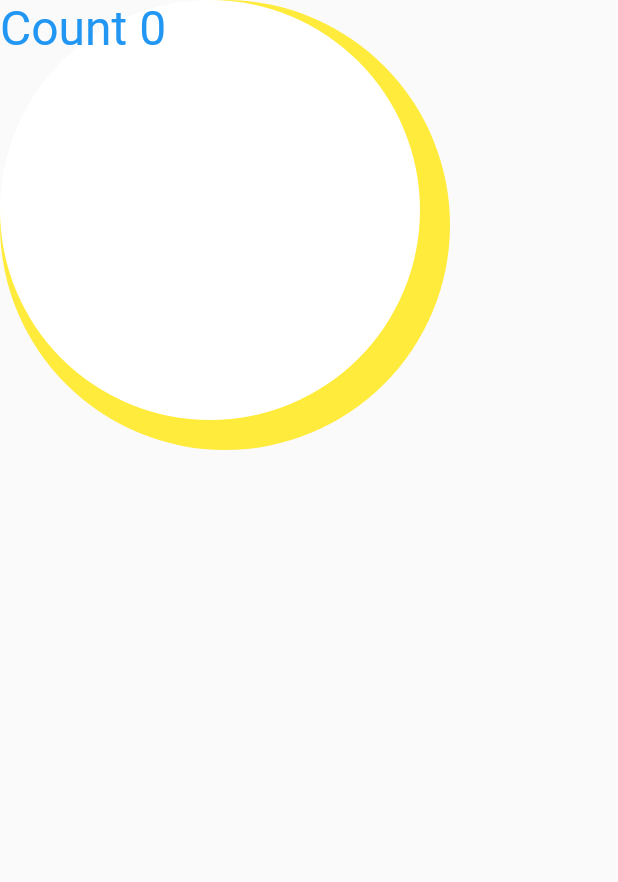
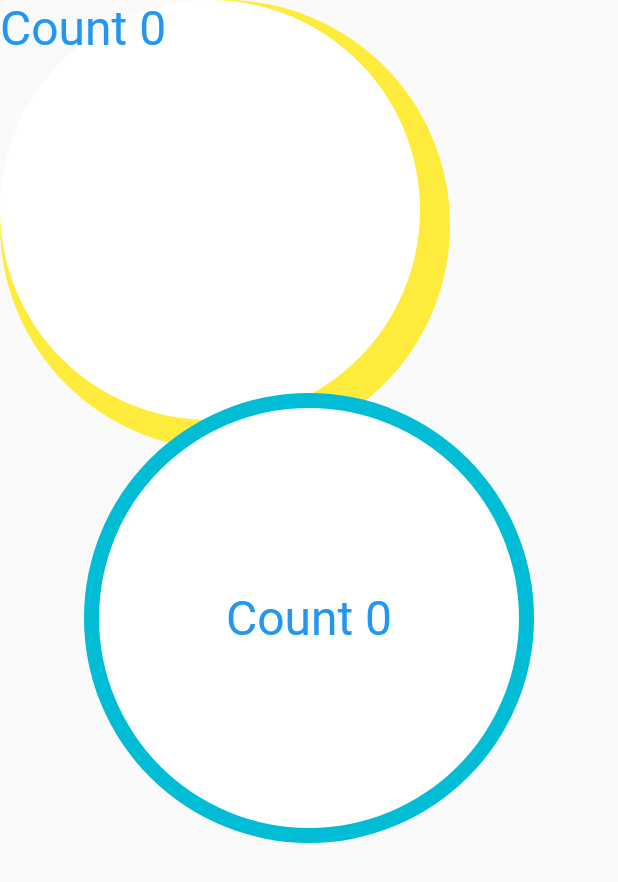
Before and after one commit to GraceMJE/practice_flutter_layout_widgets, a Flutter app: the screen it shows after launch, on a phone screen of 412 x 824 dp. Shown: the top 882 px of the screen. Run offline on Flutter 3.47's test engine with Material 2 defaults, Android fonts, the phone set to English and light mode, and no system bars.

Commit message:
align widget으로 감싸기_근데 align끼리 쓰는게 복잡한 구현에서는 좋지 않음.

```diff
--- a/lib/main.dart
+++ b/lib/main.dart
@@ -39,7 +39,39 @@ class Body extends StatelessWidget {
             color: Colors.blue,
             fontSize: 32,
           ),
-        )
+        ),
+        Align(
+          alignment: Alignment.center,
+          child: Container(
+            width: 300,
+            height: 300,
+            decoration: BoxDecoration(
+              color: Colors.cyan,
+              borderRadius: BorderRadius.circular(150),
+            ),
+          ),
+        ),
+        Align(
+          alignment: Alignment.center,
+          child: Container(
+            width: 280,
+            height: 280,
+            decoration: BoxDecoration(
+              color: Colors.white,
+              borderRadius: BorderRadius.circular(140),
+            ),
+          ),
+        ),
+        Align(
+          alignment: Alignment.center,
+          child: Text(
+            'Count 0',
+            style: TextStyle(
+              color: Colors.blue,
+              fontSize: 32,
+            ),
+          ),
+        ),
       ],
     );
   }
```
